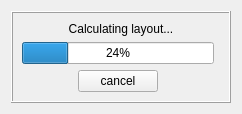
ggonnella/gfaviz, file ui/layoutProgressOverlay.ui: the form before one commit.
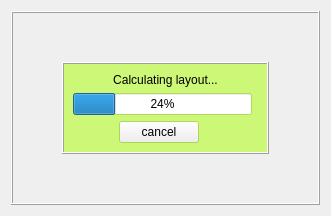
The form after the commit.

Commit message: Added progress bar for layout calculations

```diff
--- a/ui/layoutProgressOverlay.ui
+++ b/ui/layoutProgressOverlay.ui
@@ -2,20 +2,82 @@
 <ui version="4.0">
  <class>LayoutProgressOverlay</class>
  <widget class="QWidget" name="LayoutProgressOverlay">
-  <property name="geometry">
-   <rect>
-    <x>0</x>
-    <y>0</y>
-    <width>242</width>
-    <height>111</height>
-   </rect>
-  </property>
-  <property name="windowTitle">
-   <string>Form</string>
-  </property>
   <layout class="QGridLayout" name="gridLayout">
    <item row="0" column="0">
-    <widget class="QFrame" name="frame">
+    <widget class="QFrame" name="LPOframe_2">
+     <property name="palette">
+      <palette>
+       <active>
+        <colorrole role="Base">
+         <brush brushstyle="SolidPattern">
+          <color alpha="255">
+           <red>255</red>
+           <green>255</green>
+           <blue>255</blue>
+          </color>
+         </brush>
+        </colorrole>
+        <colorrole role="Window">
+         <brush brushstyle="SolidPattern">
+          <color alpha="128">
+           <red>170</red>
+           <green>255</green>
+           <blue>0</blue>
+          </color>
+         </brush>
+        </colorrole>
+       </active>
+       <inactive>
+        <colorrole role="Base">
+         <brush brushstyle="SolidPattern">
+          <color alpha="255">
+           <red>255</red>
+           <green>255</green>
+           <blue>255</blue>
+          </color>
+         </brush>
+        </colorrole>
+        <colorrole role="Window">
+         <brush brushstyle="SolidPattern">
+          <color alpha="128">
+           <red>170</red>
+           <green>255</green>
+           <blue>0</blue>
+          </color>
+         </brush>
+        </colorrole>
+       </inactive>
+       <disabled>
+        <colorrole role="Base">
+         <brush brushstyle="SolidPattern">
+          <color alpha="128">
+           <red>170</red>
+           <green>255</green>
+           <blue>0</blue>
+          </color>
+         </brush>
+        </colorrole>
+        <colorrole role="Window">
+         <brush brushstyle="SolidPattern">
+          <color alpha="128">
+           <red>170</red>
+           <green>255</green>
+           <blue>0</blue>
+          </color>
+         </brush>
+        </colorrole>
+       </disabled>
+      </palette>
+     </property>
+     <property name="frameShape">
+      <enum>QFrame::Box</enum>
+     </property>
+     <property name="frameShadow">
+      <enum>QFrame::Raised</enum>
+     </property>
+     <layout class="QGridLayout" name="gridLayout_3">
+      <item row="1" column="1">
+       <widget class="QFrame" name="LPOframe">
      <property name="autoFillBackground">
       <bool>true</bool>
      </property>
@@ -75,6 +137,61 @@
          <set>Qt::AlignCenter</set>
         </property>
        </widget>
+         </item>
+        </layout>
+       </widget>
+      </item>
+      <item row="0" column="1">
+       <spacer name="LPOSpacer5">
+        <property name="orientation">
+         <enum>Qt::Vertical</enum>
+        </property>
+        <property name="sizeHint" stdset="0">
+         <size>
+          <width>20</width>
+          <height>40</height>
+         </size>
+        </property>
+       </spacer>
+      </item>
+      <item row="1" column="2">
+       <spacer name="LPOSpacer4">
+        <property name="orientation">
+         <enum>Qt::Horizontal</enum>
+        </property>
+        <property name="sizeHint" stdset="0">
+         <size>
+          <width>40</width>
+          <height>20</height>
+         </size>
+        </property>
+       </spacer>
+      </item>
+      <item row="1" column="0">
+       <spacer name="LPOSpacer3">
+        <property name="orientation">
+         <enum>Qt::Horizontal</enum>
+        </property>
+        <property name="sizeHint" stdset="0">
+         <size>
+          <width>40</width>
+          <height>20</height>
+         </size>
+        </property>
+       </spacer>
+      </item>
+      <item row="2" column="1">
+       <spacer name="LPOSpacer6">
+        <property name="orientation">
+         <enum>Qt::Vertical</enum>
+        </property>
+        <property name="sizeHint" stdset="0">
+         <size>
+          <width>20</width>
+          <height>40</height>
+         </size>
+        </property>
+       </spacer>
       </item>
      </layout>
     </widget>
```
Left out of the diff: 10 changed lines with no effect on the pictures. Lines whose indentation alone changed are shown as unchanged. The commit also changes 15 other files.
